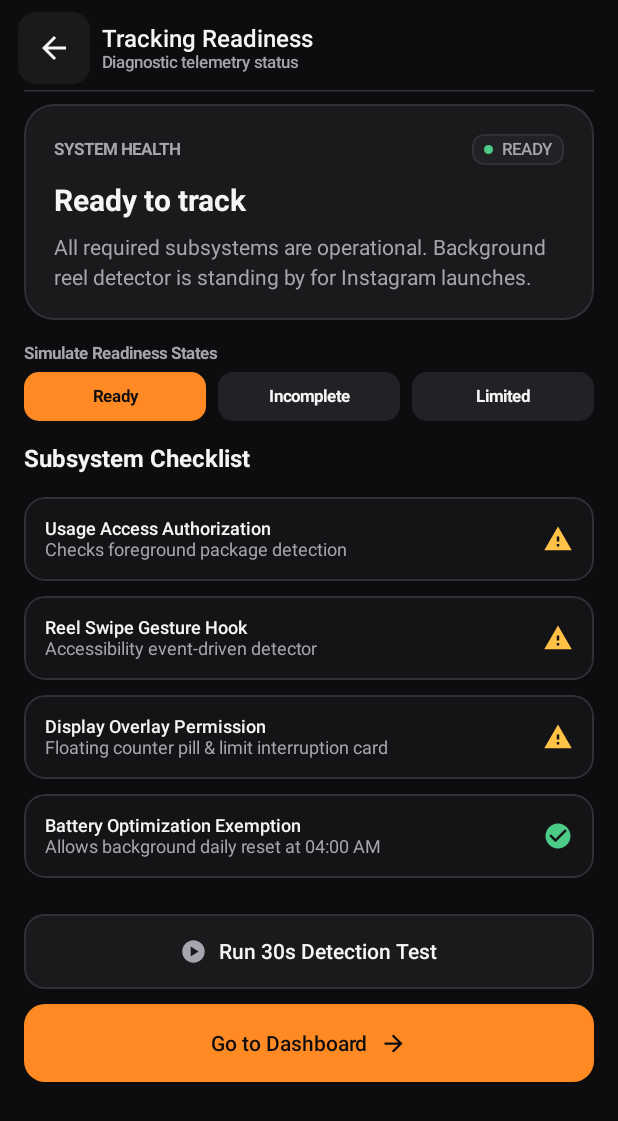
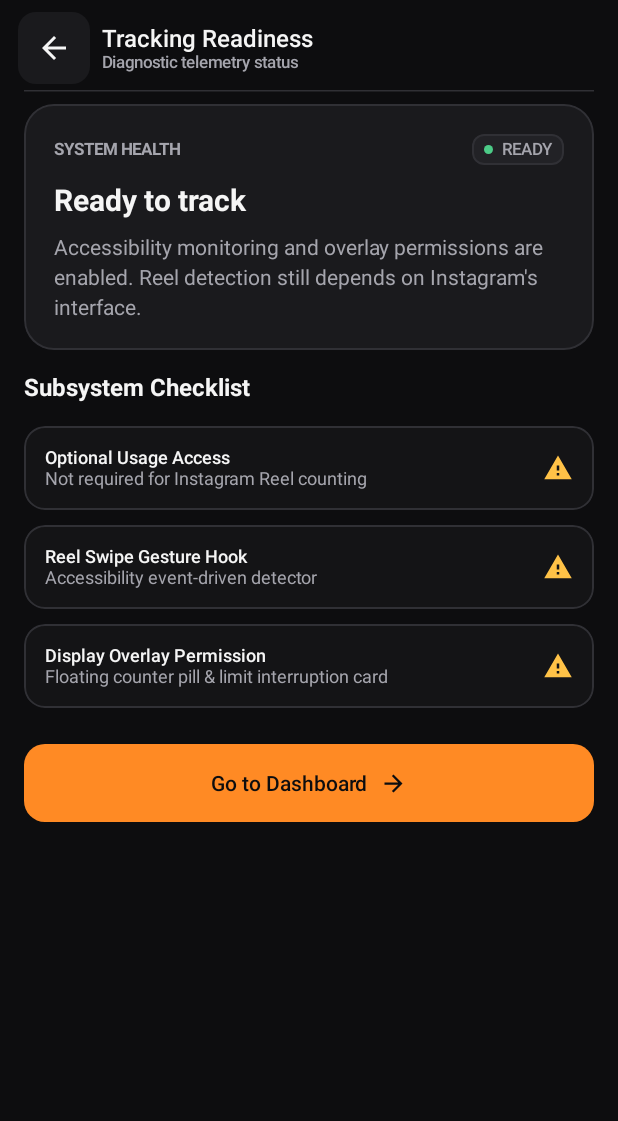
Before and after one commit to NIKHILSINGLAT/ScrollBattle, an Android app built with Jetpack Compose: the composable TrackingStatusScreen shown on its own in the app's theme, on a phone screen of 412 x 824 dp. Shown: the top 1121 px of the screen. Run offline under Robolectric (Android 15) with nearby library versions, the phone set to English and light mode, and no system bars; our stand-ins replace Navigation 3.

Commit message:
ui: remove simulated permission diagnostics and misleading battery test

```diff
--- a/app/src/main/java/com/scrollbattle/ui/screens/TrackingStatusScreen.kt
+++ b/app/src/main/java/com/scrollbattle/ui/screens/TrackingStatusScreen.kt
@@ -89,54 +89,15 @@ fun TrackingStatusScreen(
 
                         Text(
                             text = when (state.trackingStatus) {
-                                TrackingStatus.READY -> "All required subsystems are operational. Background reel detector is standing by for Instagram launches."
-                                TrackingStatus.PERMISSION_MISSING -> "App usage access or accessibility permissions are missing. Please complete setup in settings."
-                                TrackingStatus.PARTIAL_TRACKING -> "Usage duration is active, but vertical swipe scroll detection is running in estimated mode."
-                                TrackingStatus.TESTING -> "Running on-device diagnostic detection test. Simulating reel transition events."
-                                TrackingStatus.UNAVAILABLE -> "Instagram tracking service is currently halted by system battery optimizer."
+                                TrackingStatus.READY -> "Accessibility monitoring and overlay permissions are enabled. Reel detection still depends on Instagram's interface."
+                                TrackingStatus.PERMISSION_MISSING -> "Enable ScrollBattle's Accessibility Service and grant overlay permission to use the Reel counter."
+                                TrackingStatus.PARTIAL_TRACKING -> "Some setup permissions are missing. Reel counting requires the Accessibility Service."
+                                TrackingStatus.TESTING -> "A diagnostic state is selected. This does not represent a live detection test."
+                                TrackingStatus.UNAVAILABLE -> "The Accessibility Service is not currently available."
                             },
                             style = MaterialTheme.typography.bodyMedium,
                             color = TextSecondary
                         )
-                    }
-                }
-            }
-
-            // Status Selector Test Chips
-            item {
-                Text(
-                    text = "Simulate Readiness States",
-                    style = MaterialTheme.typography.labelSmall,
-                    fontWeight = FontWeight.Bold,
-                    color = TextSecondary
-                )
-                Spacer(modifier = Modifier.height(6.dp))
-                Row(
-                    modifier = Modifier.fillMaxWidth(),
-                    horizontalArrangement = Arrangement.spacedBy(8.dp)
-                ) {
-                    listOf(
-                        TrackingStatus.READY to "Ready",
-                        TrackingStatus.PERMISSION_MISSING to "Incomplete",
-                        TrackingStatus.PARTIAL_TRACKING to "Limited"
-                    ).forEach { (status, label) ->
-                        val isSelected = state.trackingStatus == status
-                        Box(
-                            modifier = Modifier
-                                .weight(1f)
-                                .clip(RoundedCornerShape(10.dp))
-                                .background(if (isSelected) PrimaryOrange else SurfaceElevated)
-                                .clickable { onSetTrackingStatus(status) }
-                                .padding(vertical = 10.dp),
-                            contentAlignment = Alignment.Center
-                        ) {
-                            Text(
-                                text = label,
-                                style = MaterialTheme.typography.labelSmall,
-                                fontWeight = FontWeight.Bold,
-                                color = if (isSelected) CanvasBackground else TextPrimary
-                            )
-                        }
                     }
                 }
             }
@@ -154,8 +115,8 @@ fun TrackingStatusScreen(
             item {
                 Column(verticalArrangement = Arrangement.spacedBy(10.dp)) {
                     DiagnosticCheckRow(
-                        title = "Usage Access Authorization",
-                        subtitle = "Checks foreground package detection",
+                        title = "Optional Usage Access",
+                        subtitle = "Not required for Instagram Reel counting",
                         isPassed = state.usageAccessGranted
                     )
                     DiagnosticCheckRow(
@@ -168,22 +129,11 @@ fun TrackingStatusScreen(
                         subtitle = "Floating counter pill & limit interruption card",
                         isPassed = state.overlayPermissionGranted
                     )
-                    DiagnosticCheckRow(
-                        title = "Battery Optimization Exemption",
-                        subtitle = "Allows background daily reset at 04:00 AM",
-                        isPassed = state.batteryOptimizationIgnored
-                    )
                 }
             }
 
             item {
                 Spacer(modifier = Modifier.height(8.dp))
-                SecondaryActionButton(
-                    text = "Run 30s Detection Test",
-                    leadingIcon = Icons.Default.PlayCircle,
-                    onClick = onTestDetection
-                )
-                Spacer(modifier = Modifier.height(10.dp))
                 PrimaryActionButton(
                     text = "Go to Dashboard",
                     trailingIcon = Icons.Default.ArrowForward,
```
